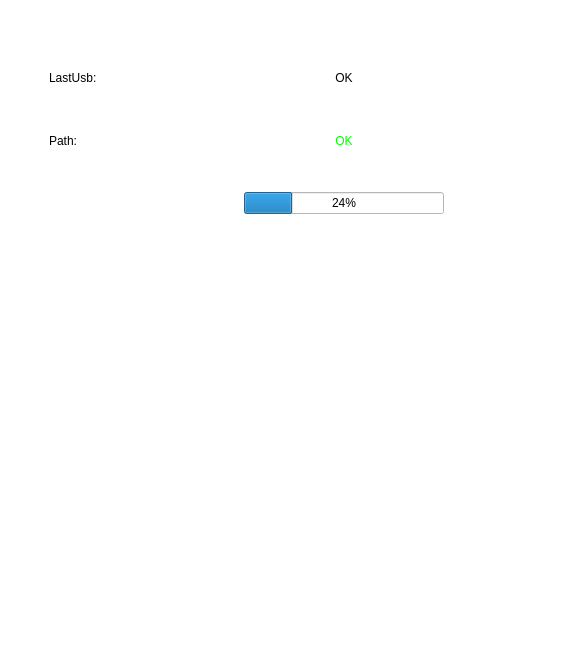
Qt form src/ActiveBoard/LayerUsbUpdate.ui (roger0816/BoardT) before a commit.
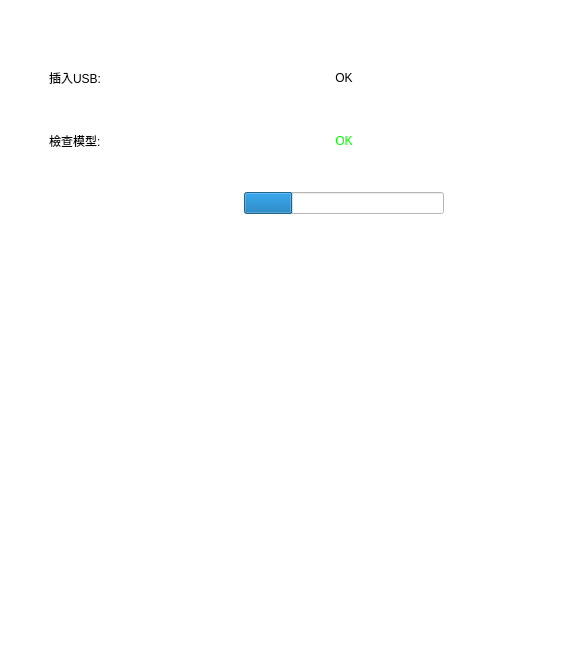
The same form after that commit.

```diff
--- a/src/ActiveBoard/LayerUsbUpdate.ui
+++ b/src/ActiveBoard/LayerUsbUpdate.ui
@@ -70,7 +70,7 @@
          <item row="1" column="0">
           <widget class="QLabel" name="label_2">
            <property name="text">
-            <string>Path:</string>
+            <string>檢查模型:</string>
            </property>
           </widget>
          </item>
@@ -84,7 +84,7 @@
          <item row="0" column="0">
           <widget class="QLabel" name="label">
            <property name="text">
-            <string>LastUsb:</string>
+            <string>插入USB:</string>
            </property>
           </widget>
          </item>
@@ -118,6 +118,9 @@
               <property name="value">
                <number>24</number>
               </property>
+              <property name="format">
+               <string/>
+              </property>
              </widget>
             </item>
            </layout>
```
